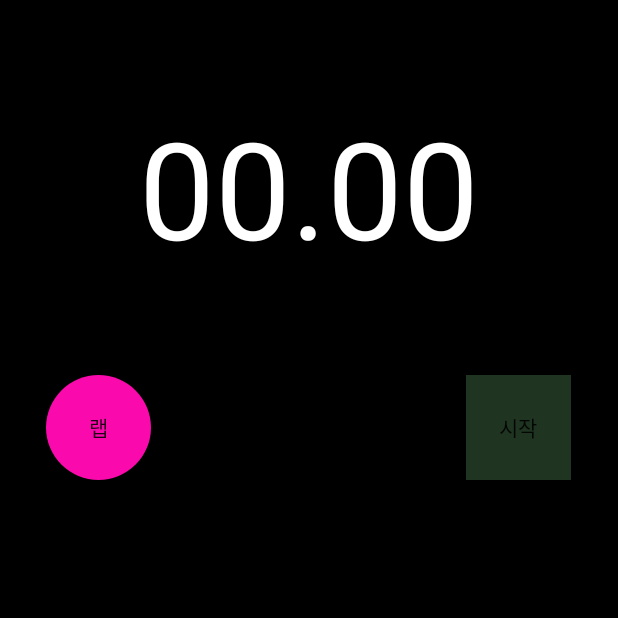
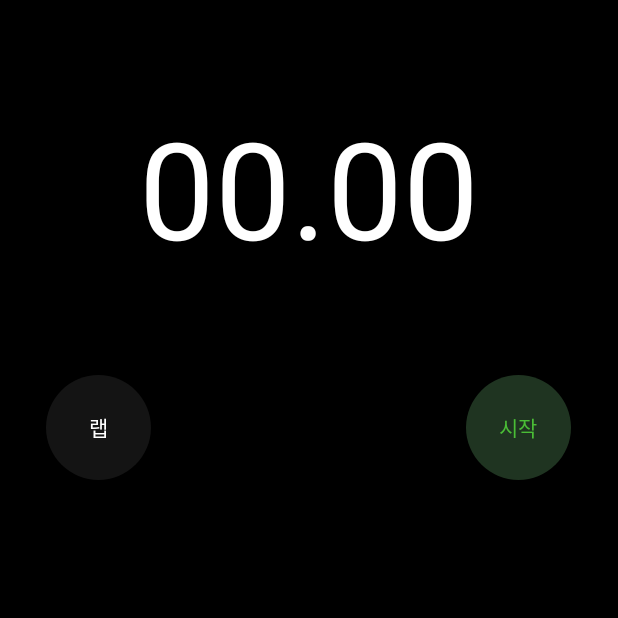
Before and after one commit to vernonKwon/stopwatch_kali, an Android app: the screen it shows after launch (MainActivity), on a phone screen of 412 x 824 dp, the top half of it. Run offline under Robolectric (Android 15) with nearby library versions, the phone set to English and light mode, and no system bars.

Commit message:
before promotion

```diff
--- a/app/build.gradle
+++ b/app/build.gradle
@@ -8,7 +8,7 @@ android {
     compileSdkVersion 25
     defaultConfig {
         applicationId "co.kr.inmagic.timer"
-        minSdkVersion 19
+        minSdkVersion 18
         targetSdkVersion 28
         versionCode 1
         versionName "1.0"
--- a/app/src/main/AndroidManifest.xml
+++ b/app/src/main/AndroidManifest.xml
@@ -1,6 +1,8 @@
 <?xml version="1.0" encoding="utf-8"?>
 <manifest xmlns:android="http://schemas.android.com/apk/res/android"
     package="co.kr.inmagic.timer">
+
+    <uses-permission android:name = "android.permission.VIBRATE"/>
 
     <application
         android:allowBackup="true"
@@ -16,7 +18,7 @@
                 <category android:name="android.intent.category.LAUNCHER" />
             </intent-filter>
         </activity>
-        <activity android:name="kr.co.inmagic.timer.Main2Activity" />
+
         <activity
             android:name="kr.co.inmagic.timer.Developer_Inform"
             android:label="@string/title_activity_developer__inform"
--- a/app/src/main/java/kr/co/inmagic/timer/MainActivity.kt
+++ b/app/src/main/java/kr/co/inmagic/timer/MainActivity.kt
@@ -1,30 +1,22 @@
 package kr.co.inmagic.timer
 
-import android.app.Activity
 import android.content.Context
 import android.content.Intent
-import android.graphics.Color
-import android.os.Bundle
-import android.os.Handler
-import android.os.Message
-import android.os.SystemClock
 import android.support.v7.app.AppCompatActivity
-import android.view.View
-import android.widget.Button
 import android.widget.ScrollView
-import android.widget.TextView
 import co.kr.inmagic.timer.R
 import kotlinx.android.synthetic.main.activity_main.*
 import android.content.SharedPreferences
+import android.graphics.Color
+import android.os.*
+import android.util.Log
 import android.widget.Toast
 
 
 class MainActivity : AppCompatActivity()/*Activity()*/ {
 
-
-    val color_start_button = Color.parseColor("#1F3421")
-    val color_stop_button = Color.parseColor("#391816")
-    val color_laptime_button = Color.parseColor("#391816")
+    val textcolor_start = Color.parseColor("#4abd36")
+    val textcolor_stop = Color.parseColor("#f63f35")
 
     var now: Long = 0
     var outTime: Long = 0
@@ -39,19 +31,23 @@ class MainActivity : AppCompatActivity()/*Activity()*/ {
     private var myBaseTime: Long = 0
     private var myPauseTime: Long = 0
 
+    private var setismagic = false
+
+    //    private val vibrator: Vibrator by lazy {
+//        getSystemService(Context.VIBRATOR_SERVICE) as Vibrator
+//    }
     var myTimer = object : Handler() {
         /**
         이거스은 재귀 함수. 반복문 없이 어떻게 시간이 흐르나 한참 못찾고 있었는데 재귀네... ㅋㅋㅋㅋㅋㅋㅋㅋㅋㅋ 에라이...
          */
         override fun handleMessage(msg: Message) {
             time_out.text = timeOut
-
-
-            //sendEmptyMessage 는 비어있는 메세지를 Handler 에게 전송하는겁니다.
+            /**
+             * sendEmptyMessage 는 비어있는 메세지를 Handler 에게 전송하는겁니다.
+             */
             this.sendEmptyMessage(0)
         }
     }
-
 
     val timeOut: String
         get() {
@@ -63,17 +59,31 @@ class MainActivity : AppCompatActivity()/*Activity()*/ {
             return easy_outTime
         }
 
-    lateinit var pref : SharedPreferences
+    lateinit var pref: SharedPreferences
 
     override fun onCreate(savedInstanceState: Bundle?) {
         super.onCreate(savedInstanceState)
         setContentView(R.layout.activity_main)
 
+        //btn_rec.background = resources.getDrawable(R.drawable.btn_rec_round)
+
         pref = getSharedPreferences("pref", Context.MODE_PRIVATE)
-        Toast.makeText(applicationContext, pref.getString("time", "초기값"), Toast.LENGTH_LONG).show()
 
+        layout_setismagic.setOnLongClickListener {
+            var a: String
+            if (setismagic) {
+                setismagic = false
+                a = "일반"
+                //vibrator.vibrate(500000)
+            } else {
+                setismagic = true
+                //vibrator.vibrate(100000)
+                a = "마술"
+            }
+            Toast.makeText(applicationContext, a, Toast.LENGTH_SHORT).show()
 
-
+            return@setOnLongClickListener true
+        }
 
         showDeveloperInfomation.setOnLongClickListener {
             startActivity(Intent(this, Developer_Inform::class.java))
@@ -81,8 +91,12 @@ class MainActivity : AppCompatActivity()/*Activity()*/ {
             return@setOnLongClickListener true
         }
 
+        btn_start.background = resources.getDrawable(R.drawable.btn_start_round_2)
+        btn_start.setTextColor(textcolor_start)
 
-       //시작버튼을 클릭했을때 현재 상태값에 따라 다른 동작을 할수있게끔 구현.
+        btn_rec.isEnabled = false
+
+        //시작버튼을 클릭했을때 현재 상태값에 따라 다른 동작을 할수있게끔 구현.
         btn_start.setOnClickListener {
             when (cur_Status) {
                 Init -> {
@@ -92,37 +106,53 @@ class MainActivity : AppCompatActivity()/*Activity()*/ {
                     myTimer.sendEmptyMessage(0)
                     btn_start.text = "중단" //버튼의 문자"시작"을 "중단"으로 변경
                     btn_rec.isEnabled = true //기록버튼 활성
+
                     cur_Status = Run //현재상태를 런상태로 변경
+
+                    btn_start.background = resources.getDrawable(R.drawable.btn_start_round_1)
+                    btn_start.setTextColor(textcolor_stop)
+
                 }
                 Run -> {
                     myTimer.removeMessages(0) //핸들러 메세지 제거
                     myPauseTime = SystemClock.elapsedRealtime()
                     btn_start.text = "시작"
-                    btn_start.setBackgroundColor(color_start_button)
+                    btn_start.setTextColor(textcolor_start)
+
+                    //btn_start.setBackgroundColor(color_start_button)
                     btn_rec.text = "재설정"
                     cur_Status = Pause
+                    btn_rec.isEnabled = true
+
+                    btn_start.background = resources.getDrawable(R.drawable.btn_start_round_2)
+
+                    if (setismagic) {
+                        time_out.text = pref.getString("time", timeOut)
+                    }
                 }
                 Pause -> {
                     val now = SystemClock.elapsedRealtime()
                     myTimer.sendEmptyMessage(0)
                     myBaseTime += now - myPauseTime
                     btn_start.text = "중단"
-                    btn_start.setBackgroundColor(color_stop_button)
+                    btn_start.setTextColor(textcolor_stop)
+
+                    btn_start.background = resources.getDrawable(R.drawable.btn_start_round_1)
+                    //btn_start.setBackgroundColor(color_stop_button)
                     btn_rec.text = "랩"
-                    btn_rec.setBackgroundColor(color_laptime_button)
+//                    btn_start.isEnabled = false
+//                    btn_rec.isEnabled = true
+
                     cur_Status = Run
                 }
             }
         }
 
-        btn_start.setBackgroundColor(color_start_button) // 초기
-        btn_start
-
         btn_rec.setOnClickListener {
             when (cur_Status) {
                 Run -> {
                     var str = record.text.toString()
-                    str += String.format("\n랩 %d. %s", myCount, timeOut)
+                    str += String.format("\n랩 %d : %s", myCount, timeOut)
                     record.text = str.trim()
                     scrollView.fullScroll(ScrollView.FOCUS_DOWN)
                     myCount++ //카운트 증가
@@ -142,6 +172,9 @@ class MainActivity : AppCompatActivity()/*Activity()*/ {
                 }
             }
         }
+
+
+        Log.d("클릭 가능 여부", btn_rec.isEnabled.toString())
     }
 
     override fun onResume() {
--- /dev/null
+++ b/app/src/main/res/drawable/btn_rec_round.xml
@@ -0,0 +1,34 @@
+<?xml version="1.0" encoding="utf-8"?>
+<selector xmlns:android="http://schemas.android.com/apk/res/android">
+
+    <item android:state_enabled="true">
+        <shape android:shape="oval">
+            <solid android:color="#3e3e3e"/>
+        </shape>
+    </item>
+
+    <item android:state_enabled="false">
+        <shape android:shape="oval">
+            <solid android:color="#141414" />
+        </shape>
+    </item>
+
+    <item android:state_pressed="false">
+        <shape android:shape="oval">
+            <solid android:color="#3e3e3e" />
+        </shape>
+    </item>
+
+    <item android:state_pressed="true">
+        <shape android:shape="oval">
+            <solid android:color="#262626" />
+        </shape>
+    </item>
+
+
+
+    <!--<solid android:color="#141414" />-->
+
+
+
+</selector>
--- /dev/null
+++ b/app/src/main/res/drawable/btn_start_round_1.xml
@@ -0,0 +1,17 @@
+<?xml version="1.0" encoding="utf-8"?>
+<selector xmlns:android="http://schemas.android.com/apk/res/android">
+
+    <item android:state_pressed="false">
+        <shape android:shape="oval">
+            <solid android:color="#3a1816" />
+
+        </shape>
+    </item>
+
+    <item android:state_pressed="true">
+        <shape android:shape="oval">
+            <solid android:color="#241210" />
+        </shape>
+    </item>
+
+</selector>
--- a/app/src/main/res/drawable/round_button.xml
+++ b/app/src/main/res/drawable/btn_start_round_2.xml
@@ -3,20 +3,14 @@
 
     <item android:state_pressed="false">
         <shape android:shape="oval">
-            <solid android:color="#fa09ad"/>
+            <solid android:color="#1f3421"/>
         </shape>
     </item>
 
     <item android:state_pressed="true">
         <shape android:shape="oval">
-            <solid android:color="#c20586"/>
+            <solid android:color="#162116"/>
         </shape>
     </item>
 
-    <item android:state_enabled="true">
-        <shape
-           android:shape="oval">
-                <solid android:color="#ffffff"/>
-        </shape>
-    </item>
 </selector>
--- a/app/src/main/res/layout/activity_main.xml
+++ b/app/src/main/res/layout/activity_main.xml
@@ -3,11 +3,11 @@
     xmlns:tools="http://schemas.android.com/tools"
     android:layout_width="match_parent"
     android:layout_height="match_parent"
-    android:orientation="vertical"
     android:background="#000000"
-    android:id="@+id/showDeveloperInfomation">
+    android:orientation="vertical">
 
     <LinearLayout
+        android:id="@+id/showDeveloperInfomation"
         android:layout_width="match_parent"
         android:layout_height="250dp"
         android:gravity="center">
@@ -17,8 +17,8 @@
             android:layout_width="wrap_content"
             android:layout_height="wrap_content"
             android:text="00.00"
-            android:textSize="90dp"
-            android:textColor="#ffffff"/>
+            android:textColor="#ffffff"
+            android:textSize="90dp" />
     </LinearLayout>
 
     <LinearLayout
@@ -35,7 +35,7 @@
                 android:layout_width="70dp"
                 android:layout_height="70dp"
                 android:layout_alignParentRight="true"
-                android:background="@drawable/round_button"
+                android:background="@drawable/btn_start_round_1"
                 android:text="시작" />
 
             <Button
@@ -43,15 +43,18 @@
                 android:layout_width="70dp"
                 android:layout_height="70dp"
                 android:layout_alignParentLeft="true"
-                android:background="@drawable/round_button"
-                android:text="랩" />
+                android:background="@drawable/btn_rec_round"
+                android:enabled="false"
+                android:text="랩"
+                android:textColor="#ffffff"/>
         </RelativeLayout>
     </LinearLayout>
 
     <LinearLayout
         android:layout_width="match_parent"
         android:layout_height="match_parent"
-        android:padding="20dp">
+        android:padding="20dp"
+        android:id="@+id/layout_setismagic">
 
         <ScrollView
             android:id="@+id/scrollView"
@@ -68,8 +71,8 @@
                     android:layout_height="match_parent"
                     android:layout_centerHorizontal="true"
                     android:padding="10dp"
-                    android:textSize="20sp"
-                    android:textColor="#ffffff"/>
+                    android:textColor="#ffffff"
+                    android:textSize="20sp" />
 
             </RelativeLayout>
 
```
Also changed, not shown: app/src/main/java/kr/co/inmagic/timer/Developer_Inform.kt (+8 -1 lines), app/src/main/res/layout/activity_developer__inform.xml (+17 -9 lines).
